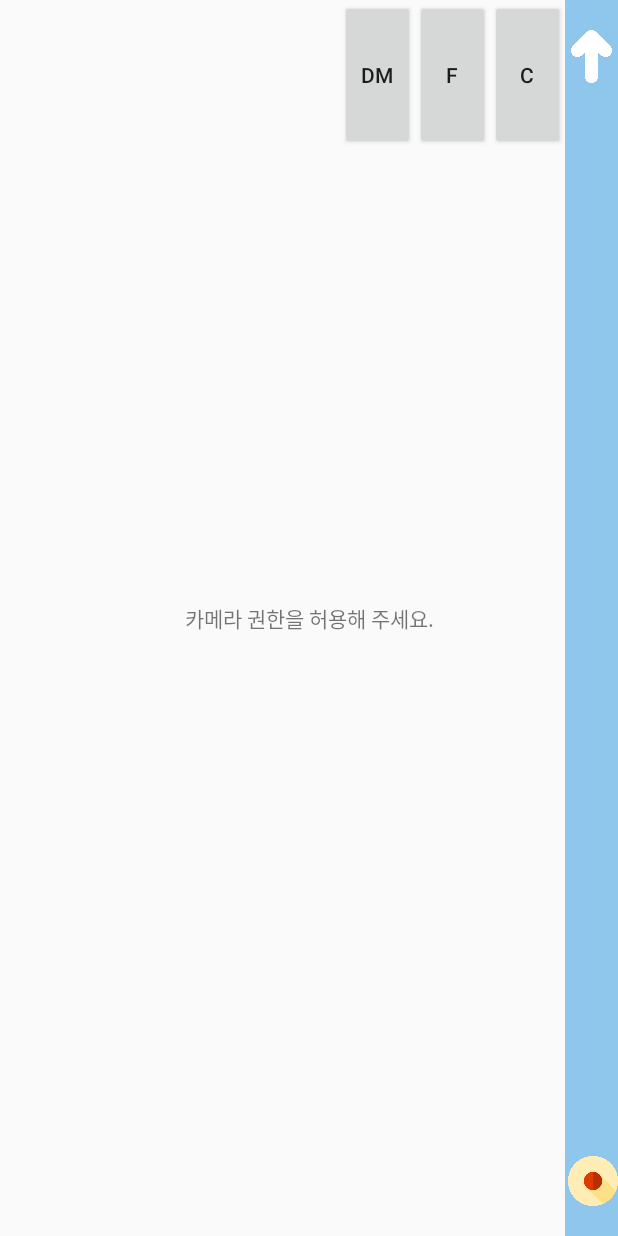
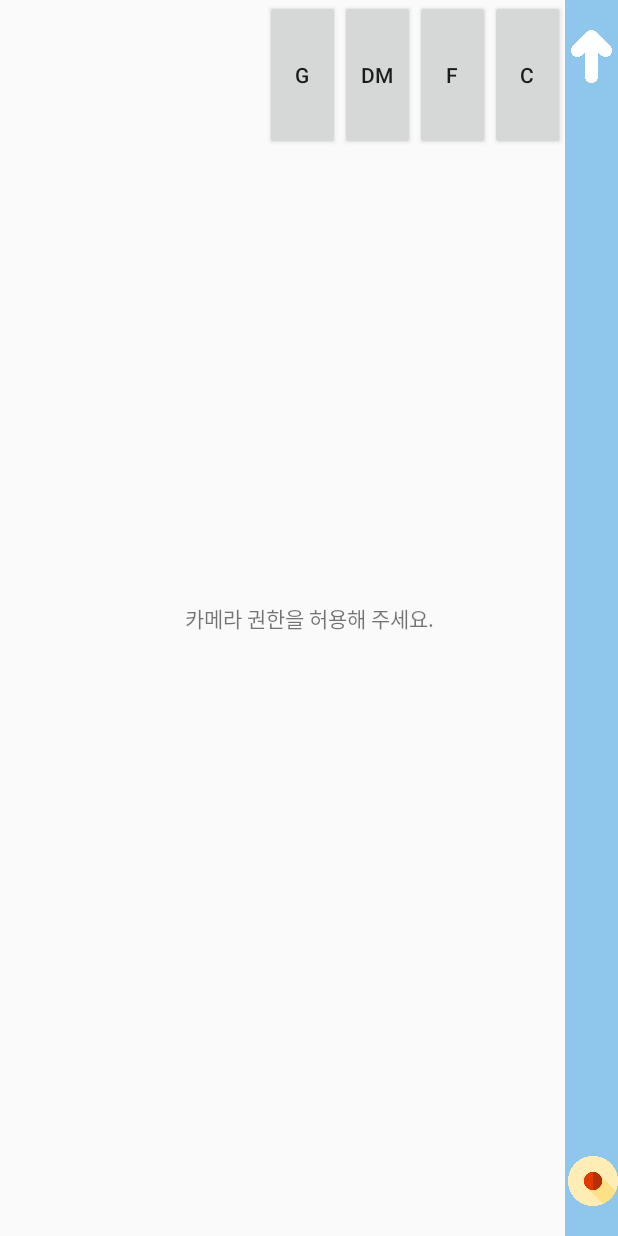
Before and after one commit to ansgml9884/air-musician, an Android app: the MainActivity screen opened directly, with no data from a screen before it, on a phone screen of 412 x 824 dp. Run offline under Robolectric (Android 15) with nearby library versions, the phone set to English and light mode, and no system bars; libraries missing offline, so code that uses them is left out: com.google.mediapipe.components, com.google.mediapipe.formats, com.google.mediapipe.framework, com.google.mediapipe.glutil; 10 statements that could not run were skipped.

Commit message:
update status

```diff
--- a/app/src/main/java/com/example/mediapipemultihandstrackingapp/MainActivity.java
+++ b/app/src/main/java/com/example/mediapipemultihandstrackingapp/MainActivity.java
@@ -1,5 +1,4 @@
 package com.example.mediapipemultihandstrackingapp;
-
 import android.content.Context;
 import android.content.Intent;
 import android.graphics.SurfaceTexture;
@@ -36,11 +35,9 @@ import java.util.List;
 /** Main activity of MediaPipe example apps. */
 public class MainActivity extends AppCompatActivity {
     private SoundPool soundPool;
-    private int[] chordSound = new int[3];
-    private Button[] chordButton = new Button[3];
+    private int[] chordSound = new int[4];
+    private Button[] chordButton = new Button[4];
 
-    private View decorView;
-    private int	uiOption;
 
     private static final String TAG = "MainActivity";
     private static final String BINARY_GRAPH_NAME = "multi_hand_tracking_mobile_gpu.binarypb";
@@ -87,6 +84,7 @@ public class MainActivity extends AppCompatActivity {
         chordButton[0] = findViewById(R.id.chord_c);
         chordButton[1] = findViewById(R.id.chord_f);
         chordButton[2] = findViewById(R.id.chord_dm);
+        chordButton[3] = findViewById(R.id.chord_g);
 
         for (Button buttonId : chordButton) {
             buttonId.setOnClickListener(new View.OnClickListener() {
@@ -97,25 +95,15 @@ public class MainActivity extends AppCompatActivity {
                         soundPool.play(chordSound[1],1,1,1,0,1);
                     }else if(buttonId.getText().equals("C")){
                         soundPool.play(chordSound[0],1,1,1,0,1);
-                    }else {
+                    }else if(buttonId.getText().equals("DM")){
                         soundPool.play(chordSound[2], 1, 1, 1, 0, 1);
+
+                }else{
+                        soundPool.play(chordSound[3], 1, 1, 1, 0, 1);
                     }
                 }
             });
         }
-
-        //하단 바(소프트키) 없애기
-        decorView = getWindow().getDecorView();
-        uiOption = getWindow().getDecorView().getSystemUiVisibility();
-        if( Build.VERSION.SDK_INT >= Build.VERSION_CODES.ICE_CREAM_SANDWICH )
-            uiOption |= View.SYSTEM_UI_FLAG_HIDE_NAVIGATION;
-        if( Build.VERSION.SDK_INT >= Build.VERSION_CODES.JELLY_BEAN )
-            uiOption |= View.SYSTEM_UI_FLAG_FULLSCREEN;
-        if( Build.VERSION.SDK_INT >= Build.VERSION_CODES.KITKAT )
-            uiOption |= View.SYSTEM_UI_FLAG_IMMERSIVE_STICKY;
-
-        decorView.setSystemUiVisibility( uiOption );
-
 
         //뒤로가기 버튼
         backImageBtn.setOnClickListener(new View.OnClickListener() {
@@ -173,6 +161,7 @@ public class MainActivity extends AppCompatActivity {
         chordSound[0] = soundPool.load(getApplicationContext(), R.raw.chord_c, 1);
         chordSound[1] = soundPool.load(getApplicationContext(), R.raw.chord_f, 1);
         chordSound[2] = soundPool.load(getApplicationContext(), R.raw.chord_dm, 1);
+        chordSound[3] = soundPool.load(getApplicationContext(), R.raw.chord_g, 1);
 
 
     }
--- a/app/src/main/res/layout/activity_main.xml
+++ b/app/src/main/res/layout/activity_main.xml
@@ -51,6 +51,14 @@
         app:layout_constraintEnd_toStartOf="@+id/chord_f"
         app:layout_constraintTop_toTopOf="@+id/preview_display_layout" />
 
+    <Button
+        android:id="@+id/chord_g"
+        android:text="G"
+        android:layout_width="50dp"
+        android:layout_height="100dp"
+        app:layout_constraintEnd_toStartOf="@+id/chord_dm"
+        app:layout_constraintTop_toTopOf="@+id/preview_display_layout" />
+
     <ImageView
         android:id="@+id/imageView3"
         android:layout_width="35dp"
```
Also changed, not shown: app/src/main/java/com/example/mediapipemultihandstrackingapp/MyMusicActivity.java (+11 -0 lines), app/src/main/res/layout/media_player.xml (+5 -9 lines), 1 other file.
